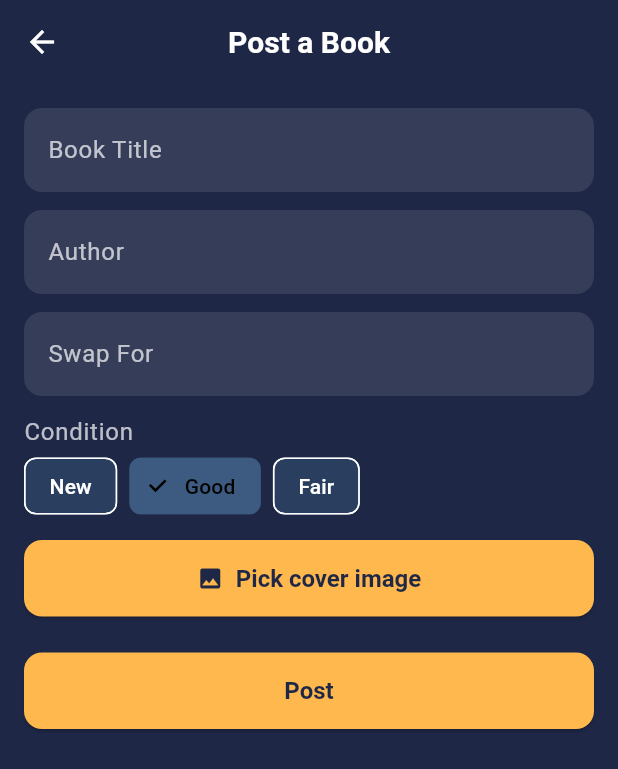
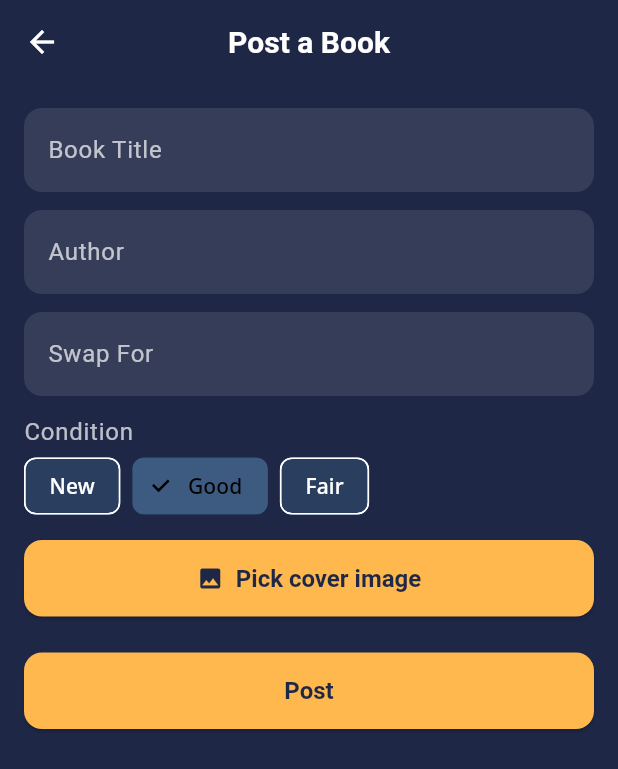
Before and after one commit to noel-odero/BookSwap, a Flutter app: the screen it shows once a user with an empty profile is signed in, after a tap on the "add" icon, on a phone screen of 412 x 824 dp. Shown: the top 769 px of the screen. Run offline on Flutter 3.47's test engine with Material 3 defaults, Android fonts, the phone set to English and light mode, and no system bars; our stand-ins replace cloud_firestore, firebase_auth, firebase_core, firebase_storage, google_fonts, image_picker; accounts and stored records are empty.

Commit message:
Add Google Fonts dependency and update text theme in BookSwapApp; register

```diff
--- a/bookswap/lib/app.dart
+++ b/bookswap/lib/app.dart
@@ -1,4 +1,5 @@
 import 'package:flutter/material.dart';
+import 'package:google_fonts/google_fonts.dart';
 import 'package:provider/provider.dart';
 import 'providers/auth_provider.dart';
 import 'providers/books_provider.dart';
@@ -51,20 +52,21 @@ class BookSwapApp extends StatelessWidget {
           type: BottomNavigationBarType.fixed,
         ),
 
-        // Text theme
-        textTheme: const TextTheme(
-          headlineLarge: TextStyle(
+        // Text theme using Google Fonts (Noto Sans) with color/size overrides
+        textTheme: GoogleFonts.notoSansTextTheme(Theme.of(context).textTheme)
+            .copyWith(
+              headlineLarge: const TextStyle(
                 fontSize: 32,
                 fontWeight: FontWeight.bold,
                 color: Colors.white,
               ),
-          headlineMedium: TextStyle(
+              headlineMedium: const TextStyle(
                 fontSize: 24,
                 fontWeight: FontWeight.w600,
                 color: Colors.white,
               ),
-          bodyLarge: TextStyle(fontSize: 16, color: Colors.white70),
-          bodyMedium: TextStyle(fontSize: 14, color: Colors.white60),
+              bodyLarge: const TextStyle(fontSize: 16, color: Colors.white70),
+              bodyMedium: const TextStyle(fontSize: 14, color: Colors.white60),
             ),
 
         // Input decoration theme
--- a/bookswap/pubspec.yaml
+++ b/bookswap/pubspec.yaml
@@ -42,6 +42,7 @@ dependencies:
   image_picker: ^1.2.0
   fluttertoast: ^9.0.0
   intl: ^0.20.2
+  google_fonts: ^6.3.2
 
 dev_dependencies:
   flutter_test:
```
Also changed, not shown: bookswap/pubspec.lock, 1 other file. Lines whose indentation alone changed are shown as unchanged.
